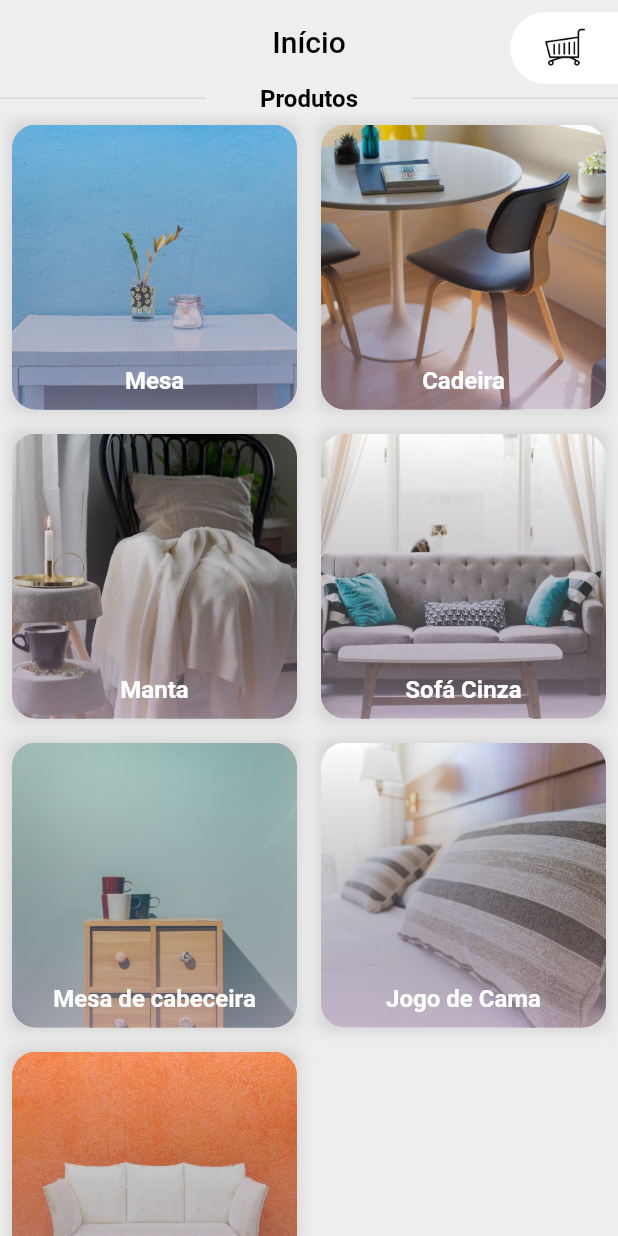
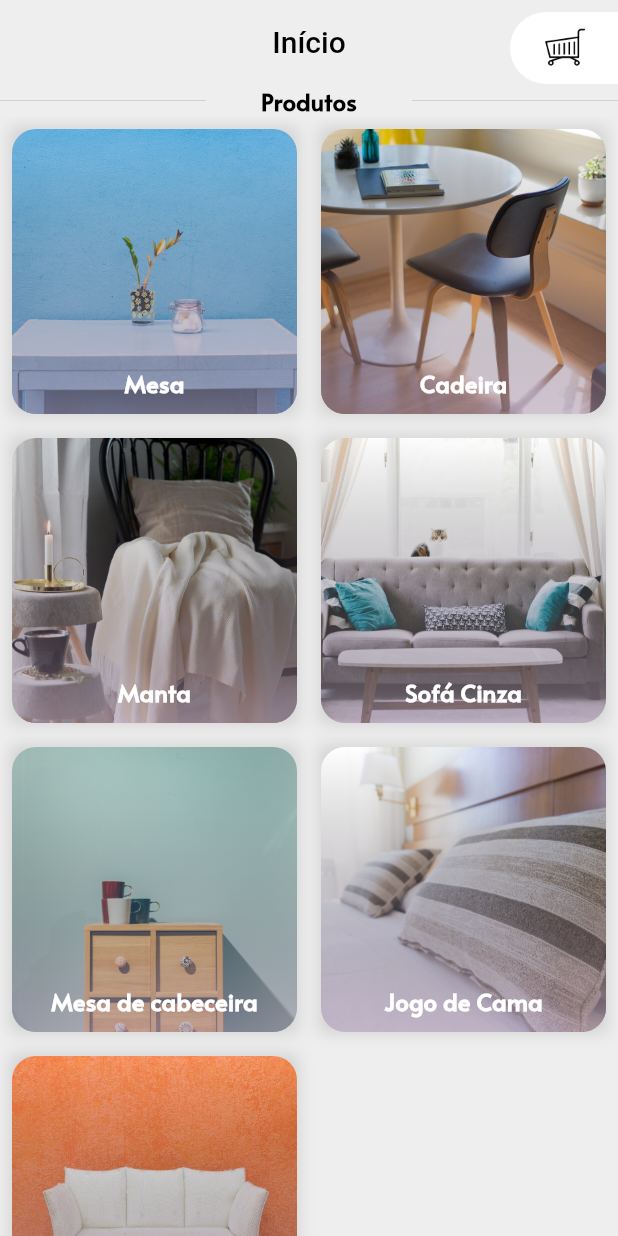
Before and after one commit to MisorWyvern/flutter_shop, a Flutter app: the screen it shows after launch, on a phone screen of 412 x 824 dp. Run offline on Flutter 3.47's test engine with Material 2 defaults, Android fonts, the phone set to English and light mode, and no system bars.

Commit message:
fix bugs and add visual improvements (END Aula 9 | FIM)

```diff
--- a/lib/main.dart
+++ b/lib/main.dart
@@ -22,6 +22,12 @@ class FlutterShop extends StatelessWidget {
         primarySwatch: ColorPalette().lilas,
         visualDensity: VisualDensity.adaptivePlatformDensity,
         textTheme: TextTheme(
+          bodyText1: TextStyle(
+            color: Colors.white,
+          ),
+          bodyText2: TextStyle(
+            color: Colors.black,
+          ),
           headline4: TextStyle(
               fontSize: 16,
               fontFamily: 'Alata',
--- a/lib/pages/home_page.dart
+++ b/lib/pages/home_page.dart
@@ -4,7 +4,7 @@ import 'package:flutter_shop/models/cart_item.dart';
 import 'package:flutter_shop/widgets/custom_appbar.dart';
 import 'package:flutter_shop/widgets/products_grid.dart';
 
-class HomePage extends StatelessWidget {
+class HomePage extends StatefulWidget {
   static List<CartItem> cartItems = [];
 
   final List moveis = [
@@ -59,6 +59,11 @@ class HomePage extends StatelessWidget {
     }
   ];
   @override
+  _HomePageState createState() => _HomePageState();
+}
+
+class _HomePageState extends State<HomePage> {
+  @override
   Widget build(BuildContext context) {
     return Scaffold(
       backgroundColor: scaffoldBgColor,
@@ -79,9 +84,18 @@ class HomePage extends StatelessWidget {
               Expanded(child: Divider()),
             ],
           ),
-          Flexible(child: ProductsGrid(products: moveis)),
+          Flexible(
+            child: ProductsGrid(
+              products: widget.moveis,
+              updateState: _updateState,
+            ),
+          ),
         ],
       ),
     );
   }
+
+  void _updateState() {
+    setState(() {});
+  }
 }
--- a/lib/widgets/cart_button.dart
+++ b/lib/widgets/cart_button.dart
@@ -1,12 +1,18 @@
 import 'package:flutter/material.dart';
 import 'package:flutter_shop/pages/home_page.dart';
 
-class CartButton extends StatelessWidget {
+class CartButton extends StatefulWidget {
+  @override
+  _CartButtonState createState() => _CartButtonState();
+}
+
+class _CartButtonState extends State<CartButton> {
   @override
   Widget build(BuildContext context) {
     return GestureDetector(
       onTap: () {
-        Navigator.pushNamed(context, "/carrinho");
+        Navigator.pushNamed(context, "/carrinho")
+            .then((value) => setState(() {}));
       },
       child: Container(
         margin: EdgeInsets.only(top: 8),
--- a/lib/widgets/products_grid.dart
+++ b/lib/widgets/products_grid.dart
@@ -4,8 +4,10 @@ import 'package:flutter_shop/widgets/products_grid_item.dart';
 
 class ProductsGrid extends StatelessWidget {
   final products;
+  final Function updateState;
 
-  const ProductsGrid({Key key, this.products}) : super(key: key);
+  const ProductsGrid({Key key, this.products, this.updateState})
+      : super(key: key);
   @override
   Widget build(BuildContext context) {
     return GridView.builder(
@@ -13,10 +15,10 @@ class ProductsGrid extends StatelessWidget {
         crossAxisCount: 2,
       ),
       itemCount: products != null ? products.length : 0,
-      itemBuilder: (BuildContext context, int index){
+      itemBuilder: (BuildContext context, int index) {
         final Product movel = Product.fromJson(products[index]);
 
-        return ProductsGridItem(item: movel);
+        return ProductsGridItem(item: movel, updateState: updateState);
       },
     );
   }
--- a/lib/widgets/products_grid_item.dart
+++ b/lib/widgets/products_grid_item.dart
@@ -5,8 +5,10 @@ import 'package:flutter_shop/pages/detalhes.dart';
 
 class ProductsGridItem extends StatelessWidget {
   final Product item;
+  final Function updateState;
 
-  const ProductsGridItem({Key key, @required this.item}) : super(key: key);
+  const ProductsGridItem({Key key, @required this.item, this.updateState})
+      : super(key: key);
 
   @override
   Widget build(BuildContext context) {
@@ -26,9 +28,10 @@ class ProductsGridItem extends StatelessWidget {
         child: InkWell(
           onTap: () {
             Navigator.push(
-                context,
-                MaterialPageRoute(
-                    builder: (context) => Detalhes(product: item)));
+                    context,
+                    MaterialPageRoute(
+                        builder: (context) => Detalhes(product: item)))
+                .then((value) => updateState());
           },
           child: Stack(
             alignment: Alignment.center,
--- a/pubspec.yaml
+++ b/pubspec.yaml
@@ -64,7 +64,7 @@ flutter:
   fonts:
     - family: Alata
       fonts:
-        - asset: assets/fonts/Alata-Regular.ttf
+        - asset: assets/fonts/Alata/Alata-Regular.ttf
   #   - family: Trajan Pro
   #     fonts:
   #       - asset: fonts/TrajanPro.ttf
```
Also changed, not shown: lib/pages/carrinho.dart (+64 -2 lines), lib/widgets/cart_list.dart (+96 -13 lines), lib/widgets/detalhes_card.dart (+22 -2 lines).
